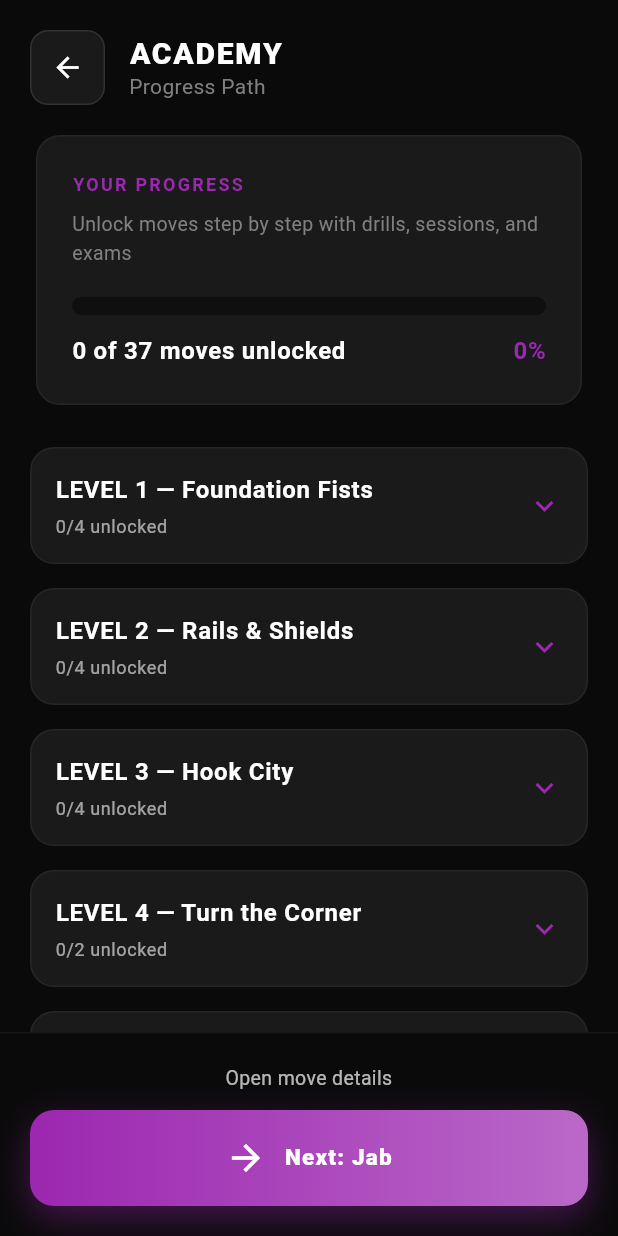
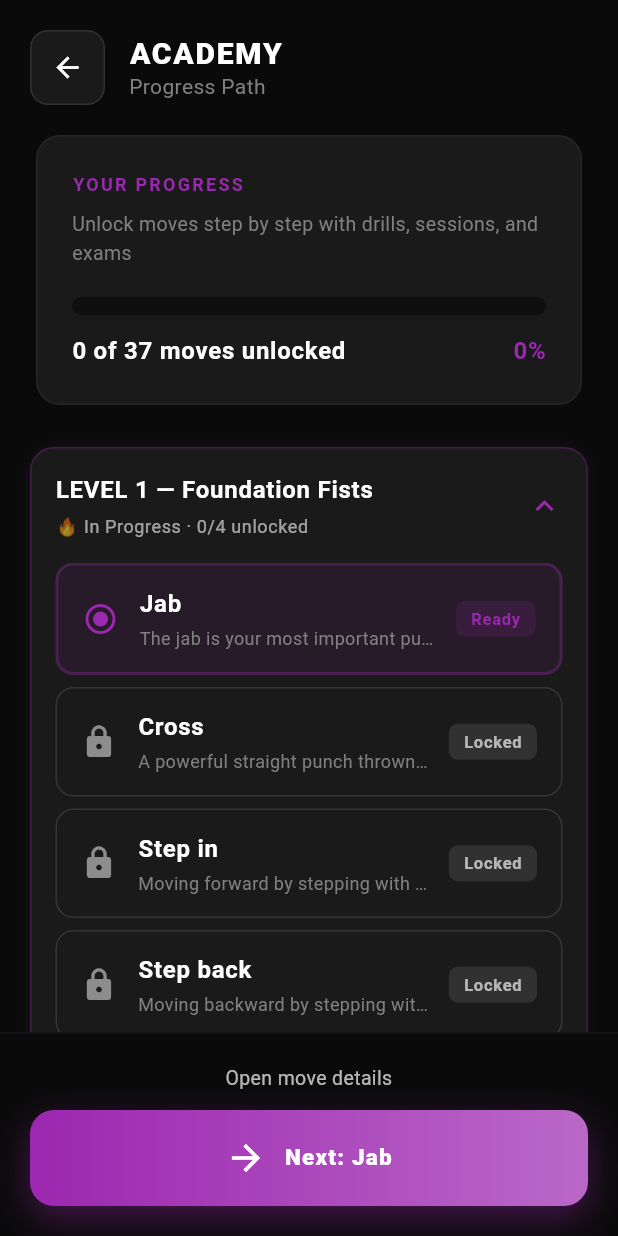
Before and after one commit to mikebg95/fight-my-shadow, a Flutter app: the LearningProgressScreen screen opened by its route, on a phone screen of 412 x 824 dp. Run offline on Flutter 3.47's test engine with Material 3 defaults, Android fonts, the phone set to English and light mode, and no system bars; our stand-ins replace audioplayers, flutter_tts, shared_preferences; accounts and stored records are empty.

Commit message:
Fix Academy collapsible behavior + add In Progress indicator
Fix current level detection and add clear in-progress indicator:

1. Fixed current level detection logic:
   - Was incorrectly checking if moveCodes.contains(currentMove)
   - Now properly checks: currentMove.level == level
   - Current level (with ready-to-unlock move) now expands correctly by default
   - All other levels start collapsed as intended

2. Added "In Progress" indicator to current level:
   - Shows "🔥 In Progress" in subtitle of the active level
   - Format: "🔥 In Progress · 2/4 unlocked"
   - Only appears on the level containing the next move to unlock
   - Uses fire emoji for visual prominence with purple Academy theme

3. Verified Moves screen unchanged:
   - No changes to CollapsibleSection widget behavior
   - Moves page collapsible sections work exactly as before
   - Only Academy screen logic updated

Edge cases handled:
- If currentMove is null (Academy complete), all levels collapsed
- No in-progress indicator when Academy is complete

🤖 Generated with [Claude Code](https://claude.com/claude-code)

Co-Authored-By: Claude Sonnet 4.5 <noreply@anthropic.com>

```diff
--- a/lib/screens/learning_progress_screen.dart
+++ b/lib/screens/learning_progress_screen.dart
@@ -254,15 +254,19 @@ class LearningProgressScreen extends StatelessWidget {
     // Determine if this level should be initially expanded
     // Only expand the level that contains the current move
     final currentMove = learningState.currentMove;
-    final containsCurrentMove = learningMoves.any((lm) {
-      return lm.moveCodes.contains(currentMove);
-    });
+    final isCurrentLevel = currentMove != null && currentMove.level == level;
+
+    // Build title with "In Progress" indicator if this is the current level
+    final titleText = 'LEVEL $level — $levelName';
+    final subtitle = isCurrentLevel
+        ? '🔥 In Progress · $unlockedInLevel/${learningMoves.length} unlocked'
+        : '$unlockedInLevel/${learningMoves.length} unlocked';
 
     return CollapsibleSection(
-      title: 'LEVEL $level — $levelName',
-      subtitle: '$unlockedInLevel/${learningMoves.length} unlocked',
+      title: titleText,
+      subtitle: subtitle,
       accentColor: _academyPrimary,
-      initiallyExpanded: containsCurrentMove,
+      initiallyExpanded: isCurrentLevel,
       children: learningMoves.map((learningMove) =>
         _buildMoveRow(context, learningMove, repository, learningState)).toList(),
     );
```
